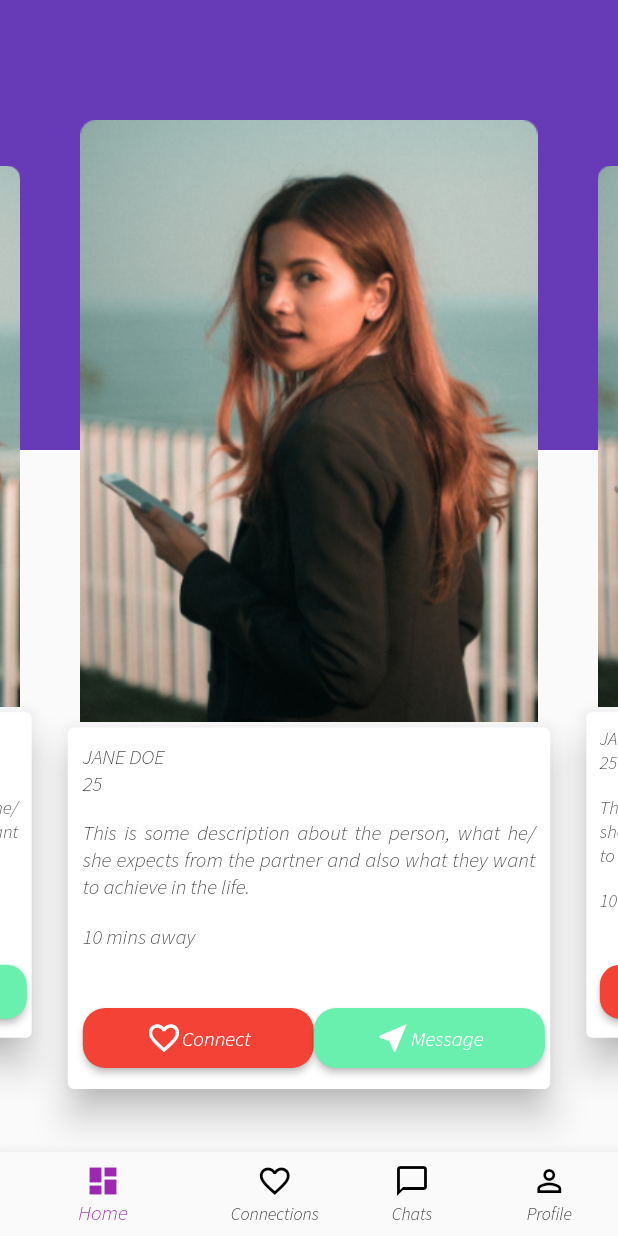
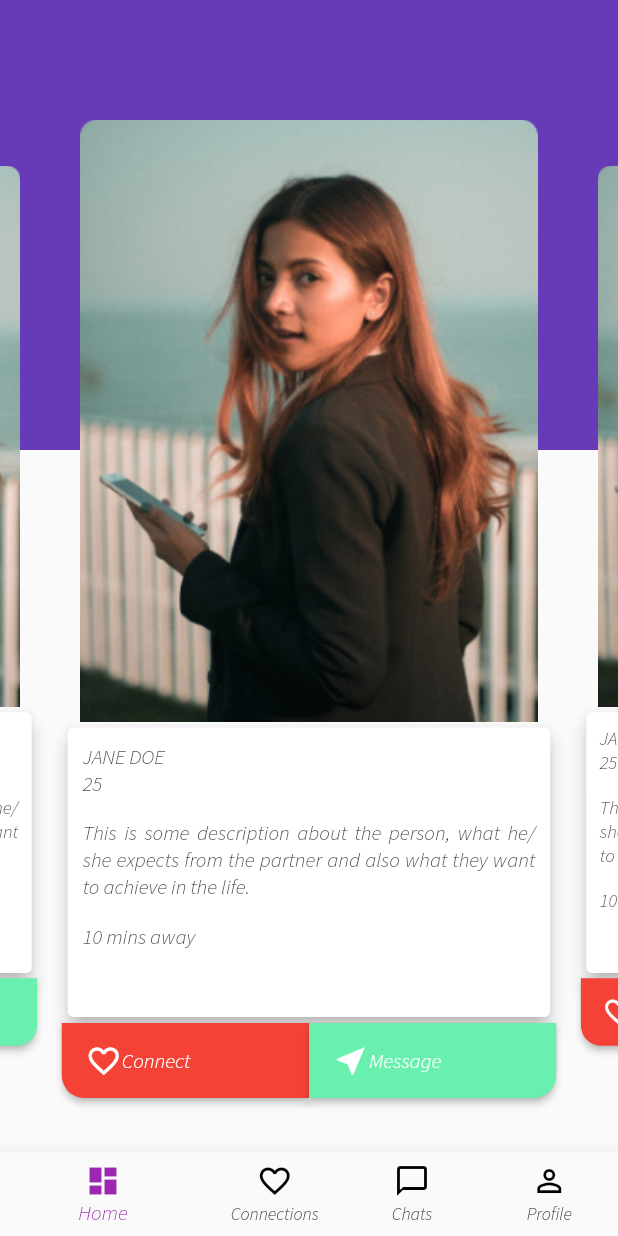
Before and after one commit to jordanegs/flutter-practica, a Flutter app: the screen it shows after launch, after a tap on "SOULmet", on a phone screen of 412 x 824 dp. Run offline on Flutter 3.47's test engine with Material 2 defaults, Android fonts, the phone set to English and light mode, and no system bars; our stand-ins replace flutter_swiper.

Commit message:
Diseño terminado y navegación corregida

```diff
--- a/lib/src/app.dart
+++ b/lib/src/app.dart
@@ -1,14 +1,13 @@
 import 'package:flutter/material.dart';
 
 import './pages/home_page.dart';
+import './pages/navigation_page.dart.dart';
 import './pages/landing_page.dart';
 import './pages/connection_page.dart';
 import './pages/chat_page.dart';
 import './pages/profile_page.dart';
 
 class MyApp extends StatelessWidget {
-  static int page = 0;
-
   @override
   Widget build(BuildContext context) {
     return MaterialApp(
@@ -19,6 +18,7 @@ class MyApp extends StatelessWidget {
       ),
       routes: <String, WidgetBuilder>{
         '/' : (BuildContext context) => HomPage(),
+        'pages' : (BuildContext context) => NavigationPage(),
         'landing': (BuildContext context) => LandingPage(),
         'connection' : (BuildContext context) => ConnectionPage(),
         'chat' : (BuildContext context) => ChatPage(),
--- a/lib/src/pages/chat_page.dart
+++ b/lib/src/pages/chat_page.dart
@@ -1,6 +1,4 @@
 import 'package:flutter/material.dart';
-
-import '../widgets/navigation_widget.dart';
 
 class ChatPage extends StatefulWidget {
   @override
@@ -184,8 +182,6 @@ class _ChatPageState extends State<ChatPage> {
           ],
         ),
       ),
-      bottomNavigationBar: NavigationWidget(),
-      backgroundColor: Colors.white,
     );
   }
 
--- a/lib/src/pages/connection_page.dart
+++ b/lib/src/pages/connection_page.dart
@@ -1,6 +1,4 @@
 import 'package:flutter/material.dart';
-
-import '../widgets/navigation_widget.dart';
 
 class ConnectionPage extends StatefulWidget {
   @override
@@ -180,7 +178,6 @@ class _ConnectionPageState extends State<ConnectionPage> {
           ],
         ),
       ),
-      bottomNavigationBar: NavigationWidget(),
     );
   }
 
--- a/lib/src/pages/home_page.dart
+++ b/lib/src/pages/home_page.dart
@@ -12,7 +12,6 @@ class _HomPageState extends State<HomPage> {
       body: Container(
         padding: EdgeInsets.all(20.0),
         color: Colors.white,
-        // minWidth: double.infinity,
         child: Column(
           mainAxisAlignment: MainAxisAlignment.start,
           children: <Widget>[
@@ -25,7 +24,7 @@ class _HomPageState extends State<HomPage> {
                   color: Colors.white,
                   textColor: Colors.black,
                   child: Text('SOULmet', style: TextStyle(fontSize: 50),),
-                  onPressed: () => Navigator.pushReplacementNamed(context, 'landing'),
+                  onPressed: () => Navigator.pushReplacementNamed(context, 'pages'),
                   splashColor: Colors.white,
                 ),
               ],
--- a/lib/src/pages/landing_page.dart
+++ b/lib/src/pages/landing_page.dart
@@ -1,7 +1,5 @@
 import 'package:flutter/material.dart';
 import 'package:flutter_swiper/flutter_swiper.dart';
-
-import '../widgets/navigation_widget.dart';
 
 class LandingPage extends StatefulWidget {
   @override
@@ -17,12 +15,12 @@ class _LandingPageState extends State<LandingPage> {
       body: Stack(
         children: <Widget>[
           Container(
-            width: double.infinity,
+            width: MediaQuery.of(context).size.width,
             height: 300,
             color: Colors.deepPurple,
           ),
           Container(
-            width: double.infinity,
+            width: MediaQuery.of(context).size.width,
             child: Swiper(
               itemBuilder: (BuildContext context,int index){
                 return SingleChildScrollView(
@@ -31,7 +29,7 @@ class _LandingPageState extends State<LandingPage> {
                       SizedBox(height: 80.0,),
                       Image.asset('images/image.png'),
                       Card(
-                        elevation: 10.0,
+                        elevation: 5.0,
                         child: InkWell(
                           splashColor: Colors.blue.withAlpha(30),
                           child: Container(
@@ -46,13 +44,18 @@ class _LandingPageState extends State<LandingPage> {
                                 SizedBox(height: 15.0,),
                                 Text('10 mins away', textAlign: TextAlign.start,),
                                 SizedBox(height: 35.0,),
+                              ],
+                            ),
+                          ),
+                        ),
+                      ),
                       Row(
                         children: <Widget>[
-                                    MaterialButton(
-                                      height: 40.0,
-                                      minWidth: 154,
+                          Expanded(
+                            child: MaterialButton(
+                              height: 50.0,
                               shape: RoundedRectangleBorder(
-                                        borderRadius: BorderRadius.circular(15.0),
+                                borderRadius: BorderRadius.only(bottomLeft: Radius.circular(15.0)),
                               ),
                               color: Colors.red,
                               textColor: Colors.white,
@@ -65,11 +68,12 @@ class _LandingPageState extends State<LandingPage> {
                               onPressed: () => {},
                               splashColor: Colors.white,
                             ),
-                                    MaterialButton(
-                                      height: 40.0,
-                                      minWidth: 154,
+                          ),
+                          Expanded(
+                            child: MaterialButton(
+                              height: 50.0,
                               shape: RoundedRectangleBorder(
-                                        borderRadius: BorderRadius.circular(15.0),
+                                borderRadius: BorderRadius.only(bottomRight: Radius.circular(15.0)),
                               ),
                               color: Colors.greenAccent,
                               textColor: Colors.white,
@@ -82,12 +86,8 @@ class _LandingPageState extends State<LandingPage> {
                               onPressed: () => {},
                               splashColor: Colors.white,
                             ),
-                                  ],
                           ),
                         ],
-                            ),
-                          ),
-                        ),
                       ),
                     ],
                   ),
@@ -100,7 +100,6 @@ class _LandingPageState extends State<LandingPage> {
           ),
         ],
       ),
-      bottomNavigationBar: NavigationWidget(),
     );
   }
 }
--- /dev/null
+++ b/lib/src/pages/navigation_page.dart.dart
@@ -0,0 +1,60 @@
+import 'package:flutter/material.dart';
+
+import './landing_page.dart';
+import './connection_page.dart';
+import './chat_page.dart';
+import './profile_page.dart';
+
+class NavigationPage extends StatefulWidget {
+  @override
+  _NavigationPageState createState() => _NavigationPageState();
+}
+
+class _NavigationPageState extends State<NavigationPage> {
+  int _count = 0;
+
+  List<Widget> _tabList = <Widget>[
+    LandingPage(),
+    ConnectionPage(),
+    ChatPage(),
+    ProfilePage(),
+  ];
+
+  void _onItemTapped(int index) {
+    setState(() {
+      _count = index;
+    });
+  }
+
+  @override
+  Widget build(BuildContext context) {
+    return Scaffold(
+      body: _tabList.elementAt(_count),
+      bottomNavigationBar: BottomNavigationBar(
+        items: <BottomNavigationBarItem>[
+          BottomNavigationBarItem(
+            icon: Icon(Icons.dashboard),
+            title: Text('Home'),
+          ),
+          BottomNavigationBarItem(
+            icon: Icon(Icons.favorite_border),
+            title: Text('Connections'),
+          ),
+          BottomNavigationBarItem(
+            icon: Icon(Icons.chat_bubble_outline),
+            title: Text('Chats'),
+          ),
+          BottomNavigationBarItem(
+            icon: Icon(Icons.perm_identity),
+            title: Text('Profile'),
+          ),
+        ],
+        currentIndex: _count,
+        selectedItemColor: Colors.purple,
+        showUnselectedLabels: true,
+        unselectedItemColor: Colors.black,
+        onTap: _onItemTapped,
+      ),
+    );
+  }
+}
--- a/lib/src/pages/profile_page.dart
+++ b/lib/src/pages/profile_page.dart
@@ -1,6 +1,4 @@
 import 'package:flutter/material.dart';
-
-import '../widgets/navigation_widget.dart';
 
 class ProfilePage extends StatefulWidget {
   @override
@@ -151,8 +149,6 @@ class _ProfilePageState extends State<ProfilePage> {
           ],
         ),
       ),
-      bottomNavigationBar: NavigationWidget(),
-      backgroundColor: Colors.white,
     );
   }
 
--- a/lib/src/widgets/navigation_widget.dart
+++ /dev/null
@@ -1,51 +0,0 @@
-import 'package:flutter/material.dart';
-
-import 'package:soft_empre/src/app.dart';
-
-class NavigationWidget extends StatefulWidget {
-  @override
-  _NavigationWidgetState createState() => _NavigationWidgetState();
-}
-
-class _NavigationWidgetState extends State<NavigationWidget> {
-  @override
-  Widget build(BuildContext context) {
-    return BottomNavigationBar(
-      items: <BottomNavigationBarItem>[
-        BottomNavigationBarItem(
-          icon: Icon(Icons.dashboard),
-          title: Text('Home'),
-        ),
-        BottomNavigationBarItem(
-          icon: Icon(Icons.favorite_border),
-          title: Text('Connections'),
-        ),
-        BottomNavigationBarItem(
-          icon: Icon(Icons.chat_bubble_outline),
-          title: Text('Chats'),
-        ),
-        BottomNavigationBarItem(
-          icon: Icon(Icons.perm_identity),
-          title: Text('Profile'),
-        ),
-      ],
-      currentIndex: MyApp.page,
-      selectedItemColor: Colors.purple,
-      showUnselectedLabels: true,
-      unselectedItemColor: Colors.black,
-      onTap: _onItemTapped,
-    );
-  }
-
-  void _onItemTapped(int index) {
-    setState(() {
-      if(MyApp.page != index){
-        MyApp.page = index;
-        if(index == 0) Navigator.pushReplacementNamed(context, 'landing');
-        if(index == 1) Navigator.pushReplacementNamed(context, 'connection');
-        if(index == 2) Navigator.pushReplacementNamed(context, 'chat');
-        if(index == 3) Navigator.pushReplacementNamed(context, 'profile');
-      }
-    });
-  }
-}
```
Also changed, not shown: lib/main.dart (line endings or trailing spaces). Lines whose indentation alone changed are shown as unchanged.
